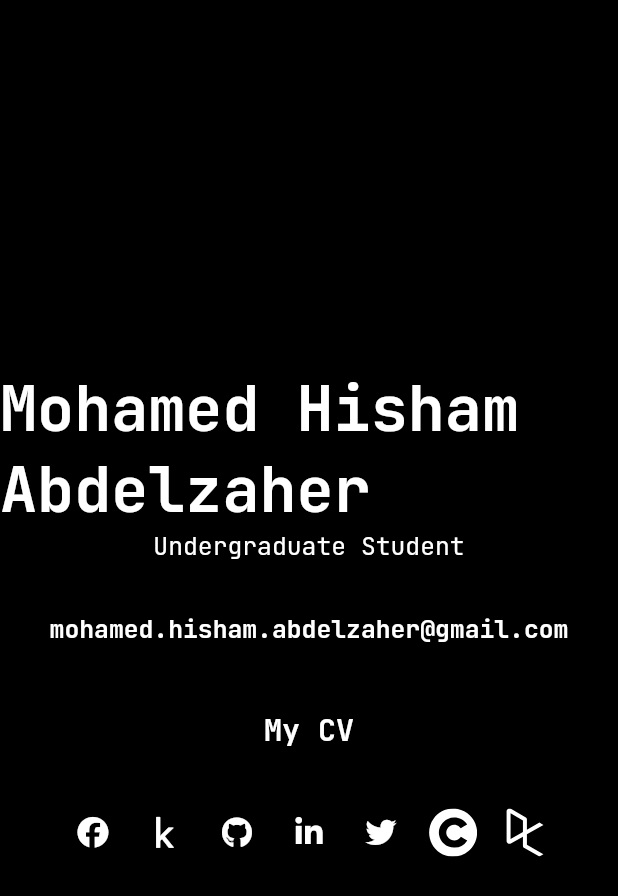
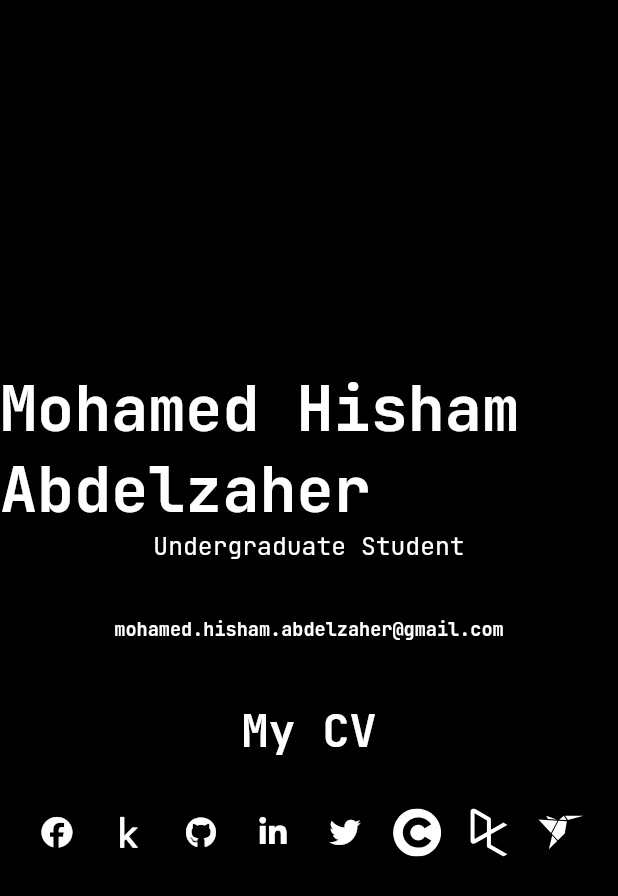
Before and after one commit to MH0386/MH0386.github.io, a Flutter app: the screen it shows after launch, on a phone screen of 412 x 824 dp. Shown: the top 896 px of the screen. Run offline on Flutter 3.47's test engine with Material 2 defaults, Android fonts, the light colour scheme and no system bars; drawn by our look-alikes of animated_text_kit; our stand-ins replace flutter_svg, font_awesome_flutter, google_fonts.

Commit message:
changing in font

```diff
--- a/lib/main.dart
+++ b/lib/main.dart
@@ -17,7 +17,7 @@ class MyApp extends StatefulWidget {
 }
 
 class _MyAppState extends State<MyApp> {
-  String  courseraLogo = """
+  String courseraLogo = """
   <svg xmlns="http://www.w3.org/2000/svg" width="1000" height="1000" viewBox="0 0 1000 1000" xml:space="preserve">
   <desc>Created with Fabric.js 3.5.0</desc>
   <rect x="0" y="0" fill="#ffffff"/>
@@ -37,6 +37,12 @@ class _MyAppState extends State<MyApp> {
 </g>
 </svg>
 """;
+  String freelancerLogo = """
+  <svg fill="#ffffff" width="1000px" height="1000px" viewBox="0 0 32 32">
+<g id="SVGRepo_iconCarrier"> <title>freelancer</title>
+<path d="M9.832 16.769l4.128 4.434 4.552-4.461 1.412-8.313-5.547-0.285zM9.323 16.254l4.37-8.15-12.689-0.689zM6.158 4.849l1.071 2.199 5.916 0.367zM17.772 4.848l-2.988 2.692 5.026 0.187zM7.881 27.152l5.591-5.466-3.364-3.611zM18.619 4.848l2.042 2.864 10.334-2.864z"/> </g>
+</svg>
+  """;
 
   @override
   Widget build(BuildContext context) {
@@ -57,7 +63,7 @@ class _MyAppState extends State<MyApp> {
                       fontWeight: FontWeight.bold,
                       color: Colors.white,
                       fontSize: (MediaQuery.of(context).size.width * 0.1 <
-                          MediaQuery.of(context).size.height * 0.1)
+                              MediaQuery.of(context).size.height * 0.1)
                           ? MediaQuery.of(context).size.width * 0.1
                           : MediaQuery.of(context).size.height * 0.1,
                       fontFamily: GoogleFonts.jetBrainsMono().fontFamily,
@@ -75,7 +81,7 @@ class _MyAppState extends State<MyApp> {
                     textStyle: TextStyle(
                       color: Colors.white,
                       fontSize: (MediaQuery.of(context).size.width * 0.04 <
-                          MediaQuery.of(context).size.height * 0.04)
+                              MediaQuery.of(context).size.height * 0.04)
                           ? MediaQuery.of(context).size.width * 0.04
                           : MediaQuery.of(context).size.height * 0.04,
                       fontFamily: GoogleFonts.jetBrainsMono().fontFamily,
@@ -102,10 +108,10 @@ class _MyAppState extends State<MyApp> {
                         textStyle: TextStyle(
                           fontWeight: FontWeight.bold,
                           color: Colors.white,
-                          fontSize: (MediaQuery.of(context).size.width * 0.04 <
-                              MediaQuery.of(context).size.height * 0.04)
-                              ? MediaQuery.of(context).size.width * 0.04
-                              : MediaQuery.of(context).size.height * 0.04,
+                          fontSize: (MediaQuery.of(context).size.width * 0.03 <
+                                  MediaQuery.of(context).size.height * 0.03)
+                              ? MediaQuery.of(context).size.width * 0.03
+                              : MediaQuery.of(context).size.height * 0.03,
                           fontFamily: GoogleFonts.jetBrainsMono().fontFamily,
                         ),
                         speed: const Duration(milliseconds: 100),
@@ -133,7 +139,7 @@ class _MyAppState extends State<MyApp> {
                         textStyle: TextStyle(
                           fontWeight: FontWeight.bold,
                           color: Colors.white,
-                          fontSize: 20,
+                          fontSize: 30,
                           fontFamily: GoogleFonts.jetBrainsMono().fontFamily,
                         ),
                         speed: const Duration(milliseconds: 200),
@@ -152,7 +158,8 @@ class _MyAppState extends State<MyApp> {
                 children: [
                   Link(
                     target: LinkTarget.blank,
-                    uri: Uri.parse('https://www.facebook.com/Mohamed.Hisham.Abdelzaher'),
+                    uri: Uri.parse(
+                        'https://www.facebook.com/Mohamed.Hisham.Abdelzaher'),
                     builder: (context, followLink) => IconButton(
                       color: Colors.white,
                       iconSize: (MediaQuery.of(context).size.width * 0.05 <
@@ -222,7 +229,8 @@ class _MyAppState extends State<MyApp> {
                   ),
                   Link(
                     target: LinkTarget.blank,
-                    uri: Uri.parse('https://www.Coursera.org/user/985b071f3a43961f7fc46f8061c7377e'),
+                    uri: Uri.parse(
+                        'https://www.Coursera.org/user/985b071f3a43961f7fc46f8061c7377e'),
                     builder: (context, followLink) => IconButton(
                       color: Colors.white,
                       iconSize: (MediaQuery.of(context).size.width * 0.05 <
@@ -248,6 +256,20 @@ class _MyAppState extends State<MyApp> {
                       onPressed: followLink,
                     ),
                   ),
+                  Link(
+                    target: LinkTarget.blank,
+                    uri: Uri.parse('https://www.freelancer.com/u/MH0386'),
+                    builder: (context, followLink) => IconButton(
+                      color: Colors.white,
+                      iconSize: (MediaQuery.of(context).size.width * 0.05 <
+                              MediaQuery.of(context).size.height * 0.05)
+                          ? MediaQuery.of(context).size.width * 0.05
+                          : MediaQuery.of(context).size.height * 0.05,
+                      hoverColor: const Color(0xff2ec866),
+                      icon: SvgPicture.string(freelancerLogo),
+                      onPressed: followLink,
+                    ),
+                  ),
                 ],
               ),
             ],
```
Also changed, not shown: 2 other files.
